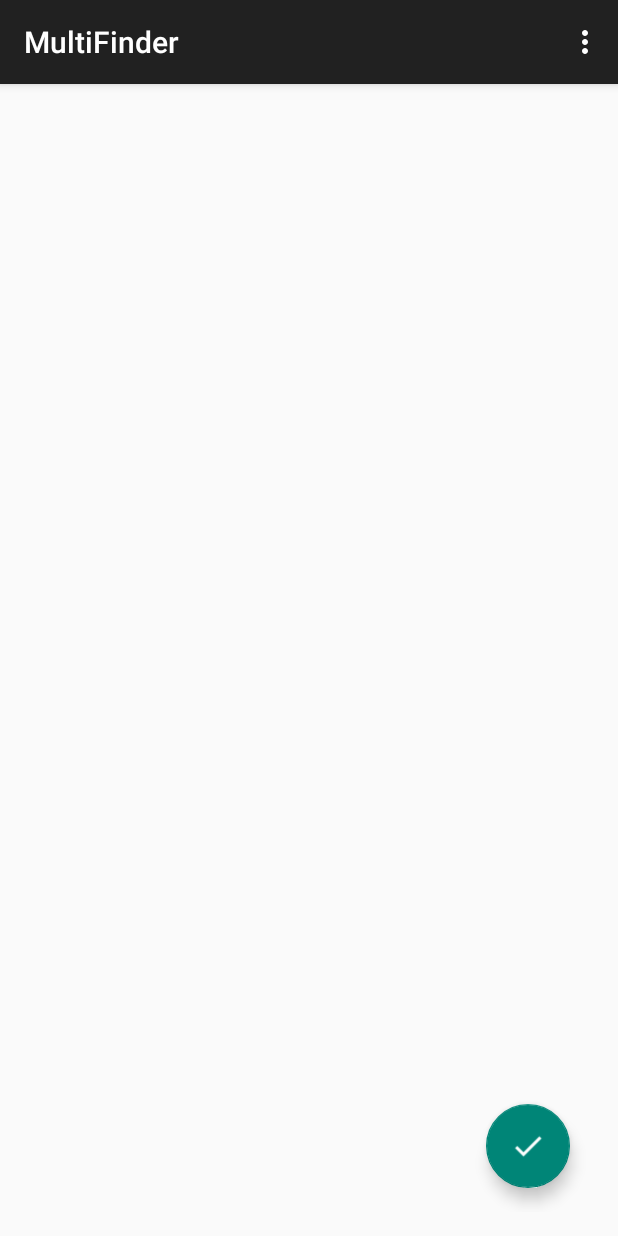
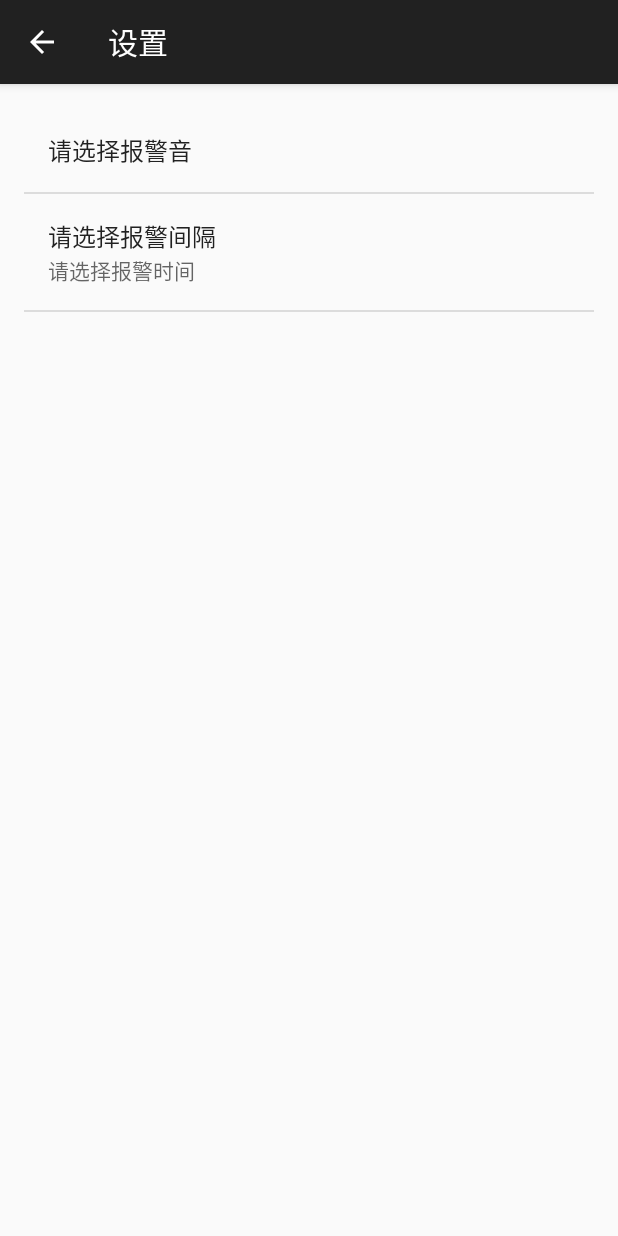
Before and after one commit to jinsen47/MultiFinder, an Android app: the MainActivity screen opened directly, with no data from a screen before it, in the options menu, after a tap on "Settings", on a phone screen of 412 x 824 dp. Run offline under Robolectric (Android 15) with nearby library versions, the phone set to English and light mode, and no system bars; libraries missing offline, so code that uses them is left out: com.appyvet.rangebar, com.daimajia.swipe, de.greenrobot.event, jp.wasabeef.recyclerview; 7 statements that could not run were skipped.

Commit message:
Main Feature finished, except alarm
Signed-off-by: Jinsen Sheng <jinsen47@gmail.com>

```diff
--- a/app/build.gradle
+++ b/app/build.gradle
@@ -41,5 +41,6 @@ dependencies {
     compile 'com.fasterxml.jackson.core:jackson-core:2.5.2'
     compile 'com.fasterxml.jackson.core:jackson-databind:2.5.2'
     compile 'com.fasterxml.jackson.core:jackson-annotations:2.5.2'
+    compile 'com.appyvet:materialrangebar:1.0'
 
 }
--- a/app/src/main/java/com/jinsen/multifinder/Events/StatusMessage.java
+++ b/app/src/main/java/com/jinsen/multifinder/Events/StatusMessage.java
@@ -6,6 +6,7 @@ package com.jinsen.multifinder.Events;
  * This is a message used for bluetooth gatt connection state change.
  */
 public class StatusMessage {
+    public static int TRASH = 5;
     private String address;
     private int state;
 
--- /dev/null
+++ b/app/src/main/java/com/jinsen/multifinder/SettingActivity.java
@@ -0,0 +1,49 @@
+package com.jinsen.multifinder;
+
+import android.preference.PreferenceActivity;
+import android.support.v7.app.ActionBar;
+import android.support.v7.app.ActionBarActivity;
+import android.os.Bundle;
+import android.support.v7.app.AppCompatActivity;
+import android.view.Menu;
+import android.view.MenuItem;
+
+
+public class SettingActivity extends AppCompatActivity {
+
+    @Override
+    protected void onCreate(Bundle savedInstanceState) {
+        super.onCreate(savedInstanceState);
+        setContentView(R.layout.activity_setting);
+        getFragmentManager().beginTransaction()
+                .add(R.id.setting_container, new SettingFragment())
+                .commit();
+        ActionBar ab = getSupportActionBar();
+        ab.setTitle("设置");
+        ab.setDisplayHomeAsUpEnabled(true);
+        ab.setDefaultDisplayHomeAsUpEnabled(true);
+    }
+
+    @Override
+    public boolean onCreateOptionsMenu(Menu menu) {
+        // Inflate the menu; this adds items to the action bar if it is present.
+//        getMenuInflater().inflate(R.menu.menu_setting, menu);
+        return true;
+    }
+
+    @Override
+    public boolean onOptionsItemSelected(MenuItem item) {
+        // Handle action bar item clicks here. The action bar will
+        // automatically handle clicks on the Home/Up button, so long
+        // as you specify a parent activity in AndroidManifest.xml.
+        int id = item.getItemId();
+
+        //noinspection SimplifiableIfStatement
+        if (id == android.R.id.home) {
+            finish();
+            return true;
+        }
+
+        return super.onOptionsItemSelected(item);
+    }
+}
--- /dev/null
+++ b/app/src/main/java/com/jinsen/multifinder/SettingFragment.java
@@ -0,0 +1,79 @@
+package com.jinsen.multifinder;
+
+import android.media.Ringtone;
+import android.media.RingtoneManager;
+import android.net.Uri;
+import android.os.Bundle;
+import android.preference.ListPreference;
+import android.preference.Preference;
+import android.preference.PreferenceFragment;
+import android.preference.RingtonePreference;
+import android.util.Log;
+
+import com.jinsen.multifinder.Events.AlarmMessage;
+import com.jinsen.multifinder.Events.TimeMessage;
+
+import de.greenrobot.event.EventBus;
+
+/**
+ * Created by Jinsen on 15/6/3.
+ */
+public class SettingFragment extends PreferenceFragment {
+    private static final String TAG = SettingFragment.class.getSimpleName();
+
+    //Preference Keys
+    public static final String KEY_ALARM = "pref_key_alarm";
+    public static final String KEY_TIME = "pref_key_time";
+
+    private RingtonePreference pRingtone;
+
+
+
+    @Override
+    public void onCreate(Bundle savedInstanceState) {
+        super.onCreate(savedInstanceState);
+        addPreferencesFromResource(R.xml.setting_pref);
+        pRingtone = ((RingtonePreference) findPreference(KEY_ALARM));
+
+        String cacheRingtone = PreferenceUtil.getString(getActivity(), KEY_ALARM);
+        pRingtone.setSummary(cacheRingtone);
+        pRingtone.setOnPreferenceChangeListener(new SetupChangeListener());
+    }
+
+    @Override
+    public void onStop() {
+        super.onStop();
+    }
+
+    public class SetupChangeListener implements Preference.OnPreferenceChangeListener {
+        @Override
+        public boolean onPreferenceChange(Preference preference, Object newValue) {
+            if (preference instanceof RingtonePreference) {
+                RingtonePreference temp = ((RingtonePreference) preference);
+                Uri uri = Uri.parse(newValue.toString());
+                PreferenceUtil.putString(getActivity(), KEY_ALARM, newValue.toString());
+                Log.d(TAG, "url= " + uri.toString());
+
+                EventBus.getDefault().post(new AlarmMessage(newValue.toString()));
+                return true;
+            }else if (preference instanceof ListPreference) {
+                ListPreference temp = ((ListPreference) preference);
+
+            // preferences may be changed auto-ly after modified, these code dont work
+                PreferenceUtil.putString(getActivity(), KEY_TIME, newValue.toString());
+                int realtime = ((Integer.valueOf(newValue.toString())) + 1 ) * 5;
+                temp.setSummary(realtime + "");
+                Log.d(TAG, "time= " + newValue.toString());
+
+                EventBus.getDefault().post(new TimeMessage(realtime));
+                return true;
+        }
+            return false;
+        }
+    }
+
+    private String getRingtoneName(Uri uri) {
+        Ringtone r = RingtoneManager.getRingtone(this.getActivity(), uri);
+        return r.getTitle(this.getActivity());
+    }
+}
--- /dev/null
+++ b/app/src/main/res/layout/activity_setting.xml
@@ -0,0 +1,16 @@
+<RelativeLayout xmlns:android="http://schemas.android.com/apk/res/android"
+    xmlns:tools="http://schemas.android.com/tools" android:layout_width="match_parent"
+    android:layout_height="match_parent" android:paddingLeft="@dimen/activity_horizontal_margin"
+    android:paddingRight="@dimen/activity_horizontal_margin"
+    android:paddingTop="@dimen/activity_vertical_margin"
+    android:paddingBottom="@dimen/activity_vertical_margin"
+    tools:context="com.jinsen.multifinder.SettingActivity">
+
+    <FrameLayout
+        android:id="@+id/setting_container"
+        android:layout_width="fill_parent"
+        android:layout_height="fill_parent">
+
+    </FrameLayout>
+
+</RelativeLayout>
--- /dev/null
+++ b/app/src/main/res/menu/menu_setting.xml
@@ -0,0 +1,7 @@
+<menu xmlns:android="http://schemas.android.com/apk/res/android"
+    xmlns:app="http://schemas.android.com/apk/res-auto"
+    xmlns:tools="http://schemas.android.com/tools"
+    tools:context="com.jinsen.multifinder.SettingActivity">
+    <item android:id="@+id/action_settings" android:title="@string/action_settings"
+        android:orderInCategory="100" app:showAsAction="never" />
+</menu>
--- a/app/src/main/res/values/strings.xml
+++ b/app/src/main/res/values/strings.xml
@@ -23,4 +23,23 @@
     <!-- AlertDialog -->
     <string name="device_title">输入一个名字</string>
     <string name="device_time">选择报警时间</string>
+
+    <!-- Preference -->
+    <string name="chooseTime">请选择报警间隔</string>
+    <string name="chooseAlarm">请选择报警音</string>
+    <string name="chooseTime_summary">请选择报警时间</string>
+    <string name="chooseAlarm_summary">请选择报警音</string>
+    <string-array name="time">
+        <item>5秒</item>
+        <item>10秒</item>
+        <item>15秒</item>
+        <item>20秒</item>
+    </string-array>
+    <string-array name="time_values">
+        <item>0</item>
+        <item>1</item>
+        <item>2</item>
+        <item>3</item>
+    </string-array>
+    <string name="title_activity_setting">SettingActivity</string>
 </resources>
--- /dev/null
+++ b/app/src/main/res/xml/setting_pref.xml
@@ -0,0 +1,16 @@
+<?xml version="1.0" encoding="utf-8"?>
+<PreferenceScreen xmlns:android="http://schemas.android.com/apk/res/android">
+    <RingtonePreference
+        android:title="@string/chooseAlarm"
+        android:key="pref_key_alarm"
+        android:defaultValue="false"
+        android:summary="@string/chooseAlarm_summary"/>
+    <ListPreference
+        android:title="@string/chooseTime"
+        android:summary="@string/chooseTime_summary"
+        android:key="pref_key_time"
+        android:defaultValue="false"
+        android:entries="@array/time"
+        android:entryValues="@array/time_values"
+        android:dialogTitle="@string/chooseTime_summary"/>
+</PreferenceScreen>
```
Also changed, not shown: app/src/main/AndroidManifest.xml (+10 -3 lines), app/src/main/java/com/jinsen/multifinder/BluetoothLeService.java (+164 -92 lines), app/src/main/java/com/jinsen/multifinder/DeviceAdapter.java (+8 -3 lines), app/src/main/java/com/jinsen/multifinder/MainActivity.java (+109 -7 lines), app/src/main/res/layout/dialog_pref.xml (+7 -4 lines), 1 other file.
